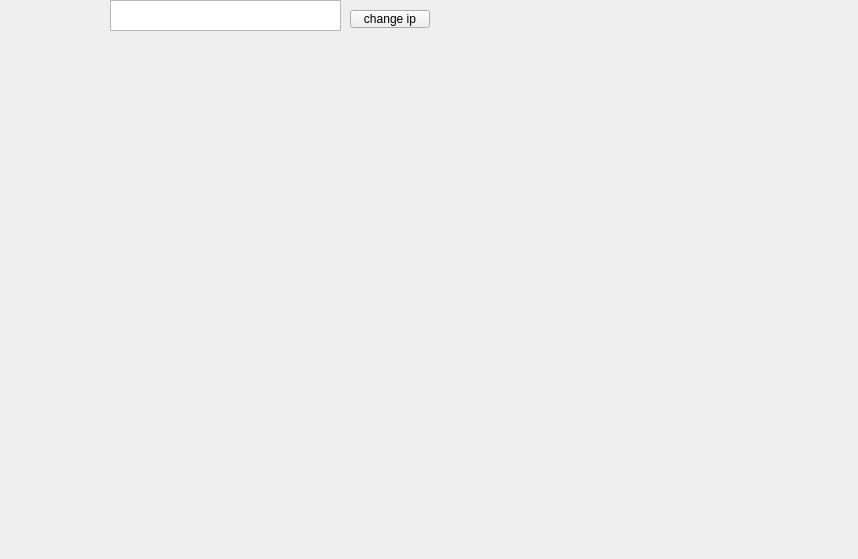
The window that Surakarta_game/Surakarta_Game/Client.ui (clbclb/stage3) describes before a commit, drawn with Qt 5.
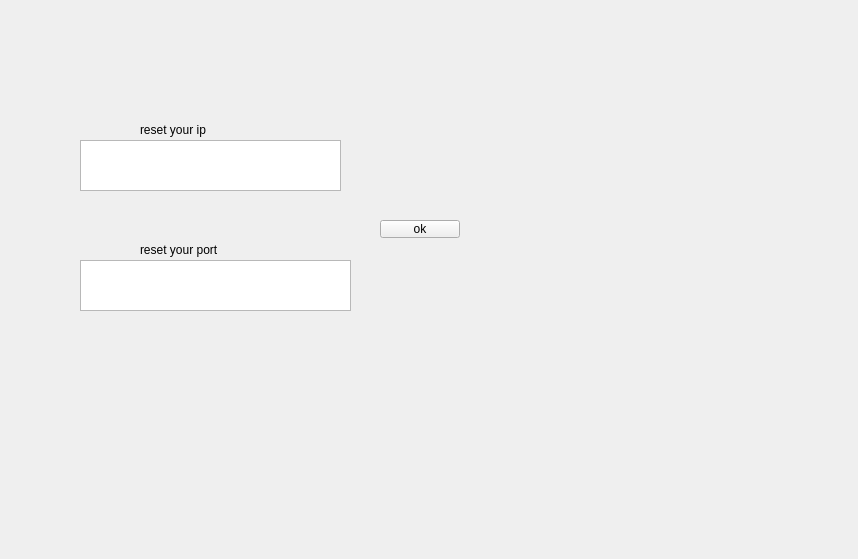
The same window after the commit.

The edit to the form file:
```diff
--- a/Surakarta_game/Surakarta_Game/Client.ui
+++ b/Surakarta_game/Surakarta_Game/Client.ui
@@ -16,24 +16,60 @@
   <widget class="QTextEdit" name="textEdit">
    <property name="geometry">
     <rect>
-     <x>110</x>
-     <y>0</y>
-     <width>231</width>
-     <height>31</height>
+     <x>80</x>
+     <y>140</y>
+     <width>261</width>
+     <height>51</height>
     </rect>
    </property>
   </widget>
   <widget class="QPushButton" name="pushButton">
    <property name="geometry">
     <rect>
-     <x>350</x>
-     <y>10</y>
+     <x>380</x>
+     <y>220</y>
      <width>80</width>
      <height>18</height>
     </rect>
    </property>
    <property name="text">
-    <string>change ip</string>
+    <string>ok</string>
+   </property>
+  </widget>
+  <widget class="QLabel" name="label">
+   <property name="geometry">
+    <rect>
+     <x>140</x>
+     <y>120</y>
+     <width>151</width>
+     <height>20</height>
+    </rect>
+   </property>
+   <property name="text">
+    <string>reset your ip</string>
+   </property>
+  </widget>
+  <widget class="QLabel" name="label_2">
+   <property name="geometry">
+    <rect>
+     <x>140</x>
+     <y>240</y>
+     <width>171</width>
+     <height>20</height>
+    </rect>
+   </property>
+   <property name="text">
+    <string>reset your port</string>
+   </property>
+  </widget>
+  <widget class="QTextEdit" name="textEdit_2">
+   <property name="geometry">
+    <rect>
+     <x>80</x>
+     <y>260</y>
+     <width>271</width>
+     <height>51</height>
+    </rect>
    </property>
   </widget>
  </widget>
```
